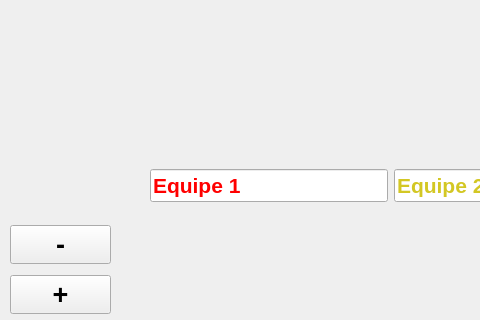
mateo-suet/BASKET, file equipe.ui: the form before one commit; both pictures show x 0 to 480 and y 0 to 320 of the 810 by 510 pixel window.
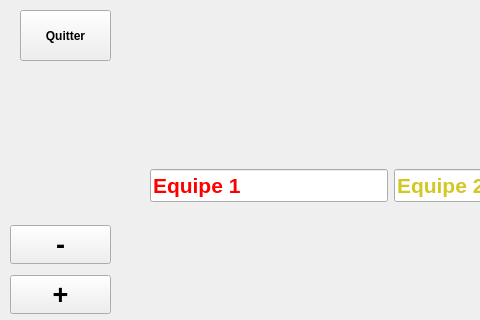
The form after the commit.

The edit to the form file:
```diff
--- a/equipe.ui
+++ b/equipe.ui
@@ -281,6 +281,19 @@
     </item>
    </layout>
   </widget>
+  <widget class="QPushButton" name="quitter_equipe">
+   <property name="geometry">
+    <rect>
+     <x>20</x>
+     <y>10</y>
+     <width>91</width>
+     <height>51</height>
+    </rect>
+   </property>
+   <property name="text">
+    <string>Quitter</string>
+   </property>
+  </widget>
  </widget>
  <resources/>
  <connections/>
```
